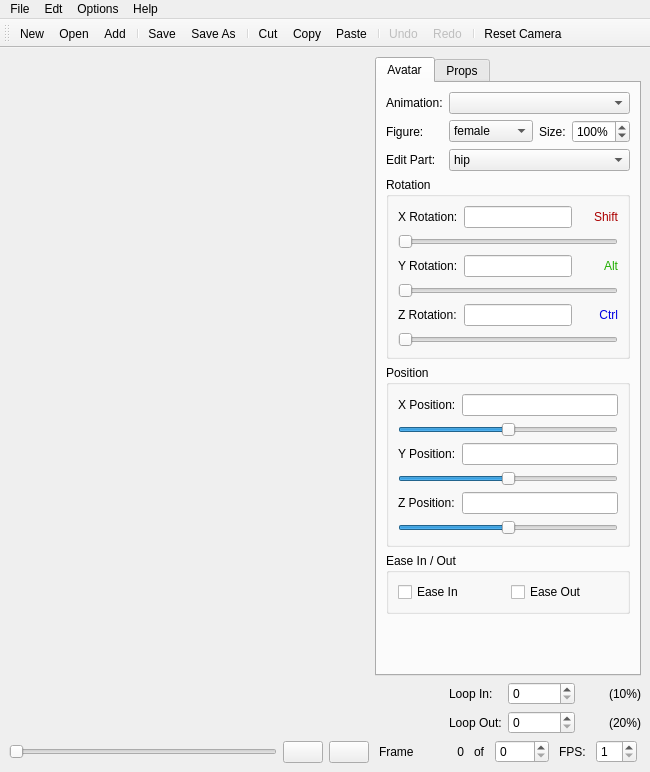
Above: src/mainapplicationform.ui from ap0110/qavimator before the change. Below: the same form after it.
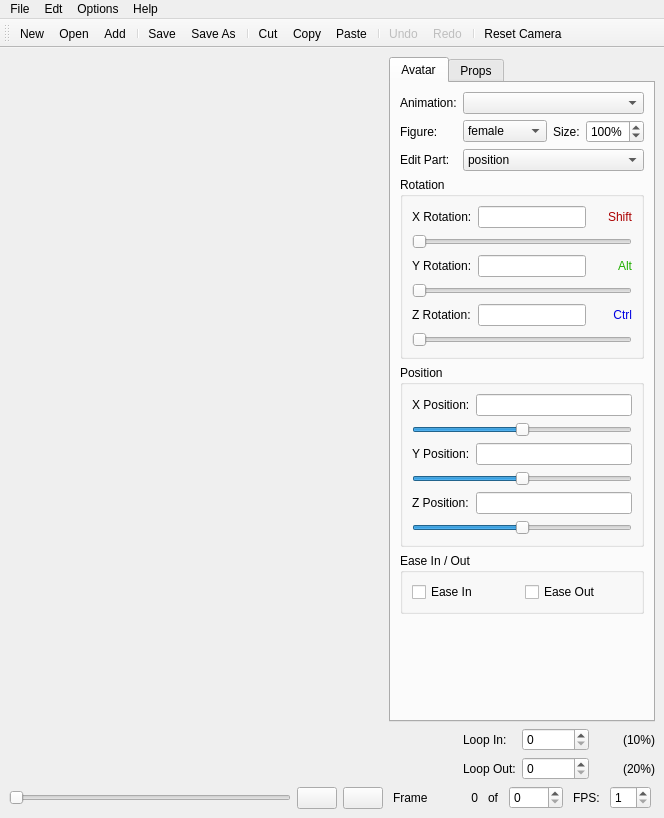
That is the form after the change. Icons and pictures are not drawn. Custom widgets are drawn as their Qt base class.

Commit message: huge overhaul, position track now independant from hip rotation, still some rough edges but hopefully usable again

The edit to the form file:
```diff
--- a/src/mainapplicationform.ui
+++ b/src/mainapplicationform.ui
@@ -6,14 +6,22 @@
    <rect>
     <x>0</x>
     <y>0</y>
-    <width>645</width>
-    <height>772</height>
+    <width>664</width>
+    <height>818</height>
    </rect>
   </property>
   <property name="windowTitle" >
    <string>MainWindow</string>
   </property>
   <widget class="QWidget" name="centralwidget" >
+   <property name="geometry" >
+    <rect>
+     <x>0</x>
+     <y>64</y>
+     <width>664</width>
+     <height>754</height>
+    </rect>
+   </property>
    <layout class="QGridLayout" >
     <item rowspan="2" row="0" column="0" >
      <layout class="QGridLayout" >
@@ -30,7 +38,7 @@
       <item row="1" column="0" colspan="3" >
        <widget class="TimelineView" native="1" name="timelineView" >
         <property name="sizePolicy" >
-         <sizepolicy vsizetype="Minimum" hsizetype="Expanding" >
+         <sizepolicy vsizetype="Fixed" hsizetype="Expanding" >
           <horstretch>0</horstretch>
           <verstretch>0</verstretch>
          </sizepolicy>
@@ -87,6 +95,14 @@
        <number>0</number>
       </property>
       <widget class="QWidget" name="avatarTab" >
+       <property name="geometry" >
+        <rect>
+         <x>0</x>
+         <y>0</y>
+         <width>272</width>
+         <height>602</height>
+        </rect>
+       </property>
        <attribute name="title" >
         <string>Avatar</string>
        </attribute>
@@ -203,6 +219,11 @@
             <verstretch>0</verstretch>
            </sizepolicy>
           </property>
+          <item>
+           <property name="text" >
+            <string>position</string>
+           </property>
+          </item>
           <item>
            <property name="text" >
             <string>hip</string>
@@ -1447,8 +1468,8 @@
     <rect>
      <x>0</x>
      <y>0</y>
-     <width>645</width>
-     <height>27</height>
+     <width>664</width>
+     <height>26</height>
     </rect>
    </property>
    <widget class="QMenu" name="menuFile" >
@@ -1507,6 +1528,14 @@
    <addaction name="menuHelp" />
   </widget>
   <widget class="QToolBar" name="toolBar" >
+   <property name="geometry" >
+    <rect>
+     <x>0</x>
+     <y>26</y>
+     <width>664</width>
+     <height>38</height>
+    </rect>
+   </property>
    <property name="windowTitle" >
     <string>toolBar</string>
    </property>
```
Left out of the diff: 114 changed lines with no effect on the pictures. The commit also changes 14 other files.
